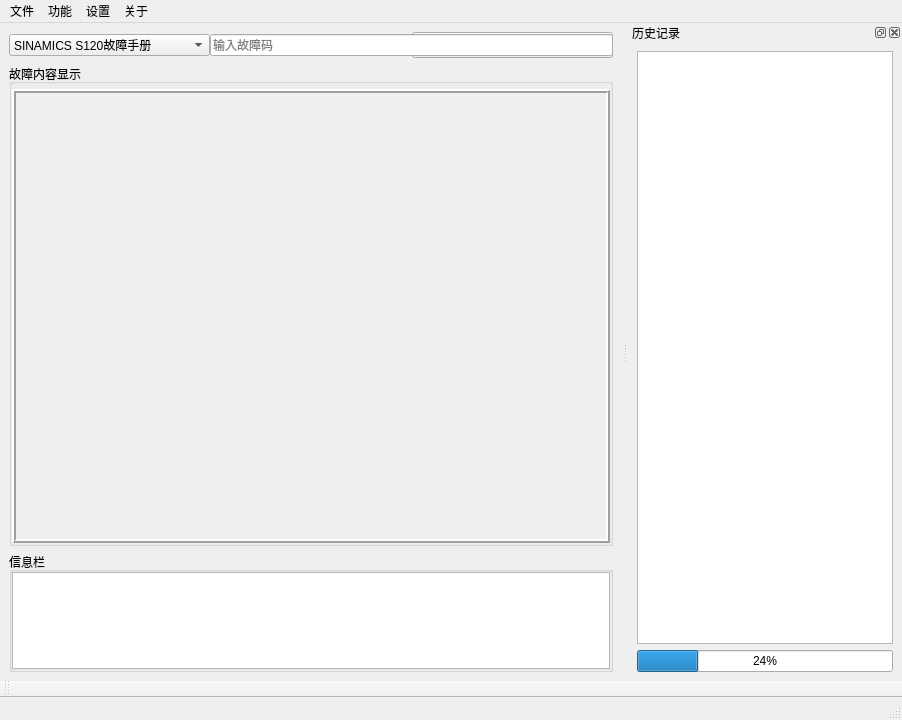
First picture: the form in Ui_PDF.ui, repository AngelButterfally/PDF, before the edit.
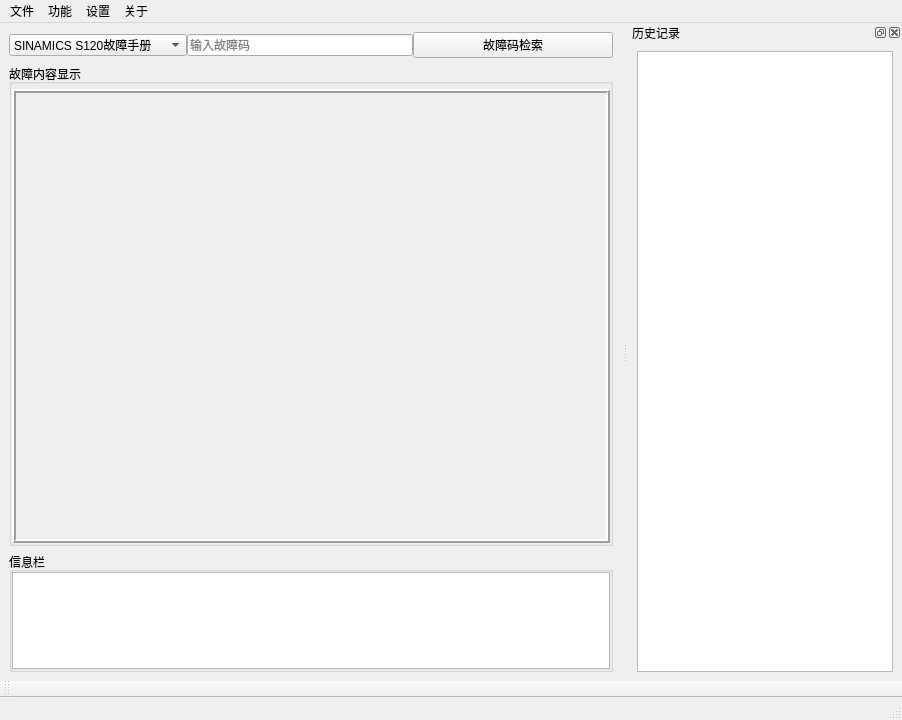
Second picture: the form after the edit. Icons and pictures are not drawn.

```diff
--- a/Ui_PDF.ui
+++ b/Ui_PDF.ui
@@ -27,7 +27,10 @@
         <height>20</height>
        </size>
       </property>
-      <layout class="QGridLayout" name="gridLayout_6">
+      <layout class="QHBoxLayout" name="horizontalLayout">
+       <property name="spacing">
+        <number>0</number>
+       </property>
        <property name="leftMargin">
         <number>0</number>
        </property>
@@ -40,17 +43,32 @@
        <property name="bottomMargin">
         <number>0</number>
        </property>
-       <property name="spacing">
-        <number>0</number>
-       </property>
-       <item row="1" column="2">
-        <widget class="QPushButton" name="pushButton">
-         <property name="text">
-          <string>故障码检索</string>
+       <item>
+        <widget class="QComboBox" name="comboBox">
+         <property name="minimumSize">
+          <size>
+           <width>150</width>
+           <height>0</height>
+          </size>
          </property>
+         <item>
+          <property name="text">
+           <string>SINAMICS S120故障手册</string>
+          </property>
+         </item>
+         <item>
+          <property name="text">
+           <string>SINAMICS G120C故障手册</string>
+          </property>
+         </item>
+         <item>
+          <property name="text">
+           <string>SINAMICS G120X故障手册</string>
+          </property>
+         </item>
         </widget>
        </item>
-       <item row="0" column="1" rowspan="2" colspan="2">
+       <item>
         <widget class="QLineEdit" name="lineEdit">
          <property name="minimumSize">
           <size>
@@ -58,6 +76,12 @@
            <height>0</height>
           </size>
          </property>
+         <property name="maximumSize">
+          <size>
+           <width>500</width>
+           <height>16777215</height>
+          </size>
+         </property>
          <property name="maxLength">
           <number>6</number>
          </property>
@@ -69,29 +93,17 @@
          </property>
         </widget>
        </item>
-       <item row="0" column="0" rowspan="2">
-        <widget class="QComboBox" name="comboBox">
+       <item>
+        <widget class="QPushButton" name="pushButton">
          <property name="minimumSize">
           <size>
-           <width>150</width>
+           <width>200</width>
            <height>0</height>
           </size>
          </property>
-         <item>
-          <property name="text">
-           <string>SINAMICS S120故障手册</string>
-          </property>
-         </item>
-         <item>
-          <property name="text">
-           <string>SINAMICS G120C故障手册</string>
-          </property>
-         </item>
-         <item>
-          <property name="text">
-           <string>SINAMICS G120X故障手册</string>
-          </property>
-         </item>
+         <property name="text">
+          <string>故障码检索</string>
+         </property>
         </widget>
        </item>
       </layout>
@@ -344,13 +356,6 @@
        </property>
       </widget>
      </item>
-     <item>
-      <widget class="QProgressBar" name="progressBar">
-       <property name="value">
-        <number>24</number>
-       </property>
-      </widget>
-     </item>
     </layout>
    </widget>
   </widget>
```
